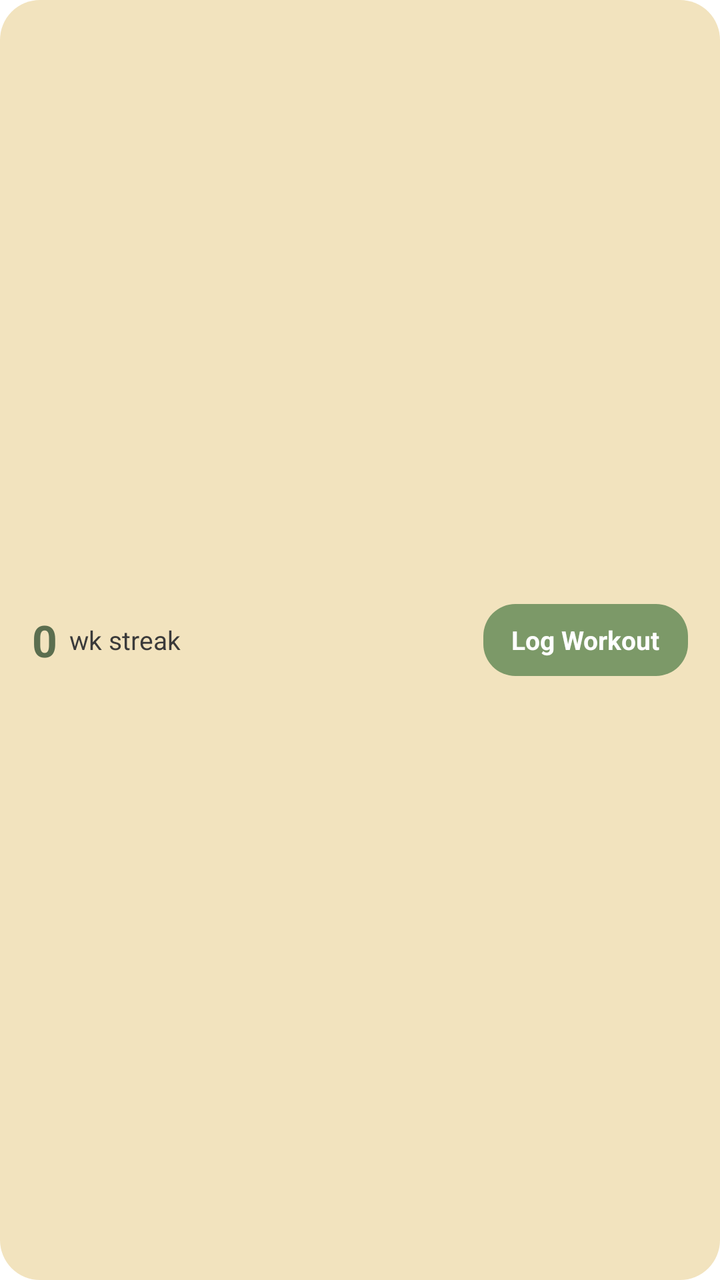
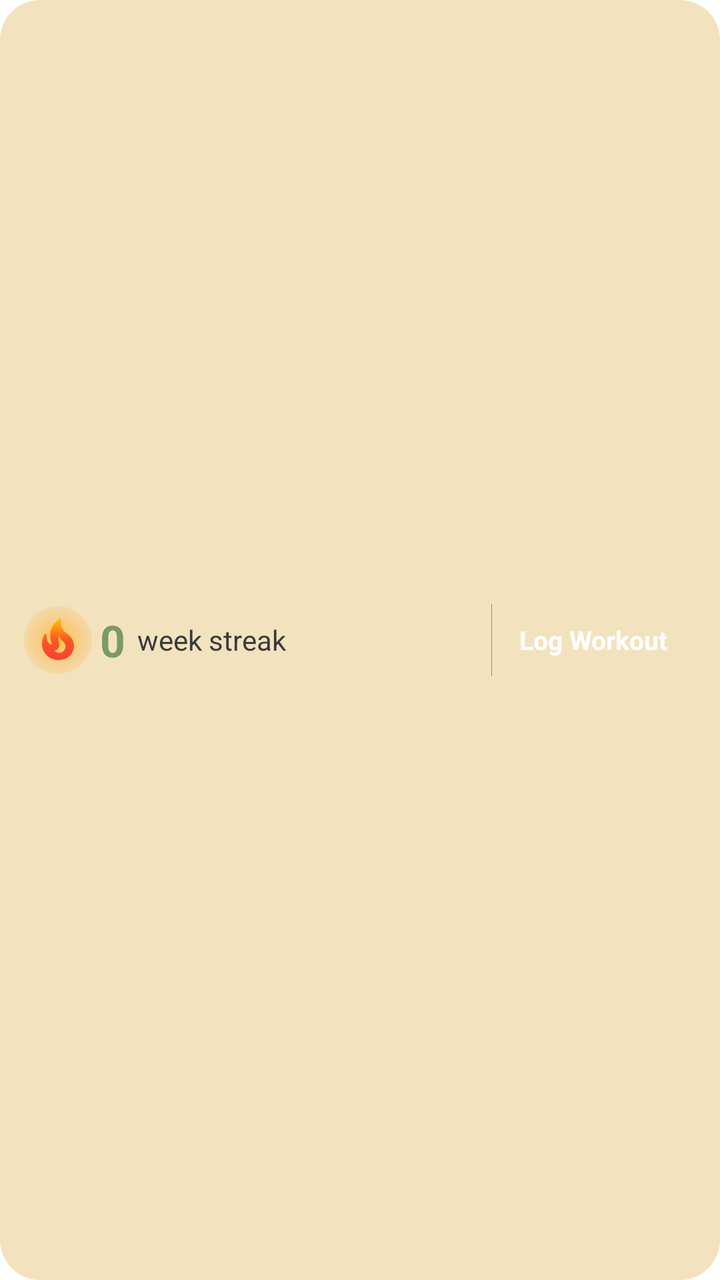

An Android layout rendered at two revisions. The XML below is the earlier revision; the diff shows what the commit changed to produce the second picture.
<!-- AndroidManifest.xml: fallback theme Theme.MaterialComponents.DayNight.NoActionBar -->
<!-- res/layout/widget_compact.xml -->
<?xml version="1.0" encoding="utf-8"?>
<LinearLayout xmlns:android="http://schemas.android.com/apk/res/android"
    android:layout_width="match_parent"
    android:layout_height="match_parent"
    android:background="@drawable/widget_background"
    android:orientation="horizontal"
    android:gravity="center_vertical"
    android:paddingStart="16dp"
    android:paddingEnd="16dp"
    android:paddingTop="8dp"
    android:paddingBottom="8dp">

    <LinearLayout
        android:layout_width="0dp"
        android:layout_height="wrap_content"
        android:layout_weight="1"
        android:orientation="horizontal"
        android:gravity="center_vertical">

        <TextView
            android:id="@+id/streak_text"
            android:layout_width="wrap_content"
            android:layout_height="wrap_content"
            android:text="0"
            android:textColor="@color/widget_app_bar"
            android:textSize="22sp"
            android:textStyle="bold" />

        <TextView
            android:layout_width="wrap_content"
            android:layout_height="wrap_content"
            android:layout_marginStart="6dp"
            android:text="wk streak"
            android:textColor="@color/widget_text_dark"
            android:textSize="13sp" />
    </LinearLayout>

    <LinearLayout
        android:id="@+id/log_button"
        android:layout_width="wrap_content"
        android:layout_height="36dp"
        android:background="@drawable/widget_button_bg"
        android:gravity="center"
        android:paddingStart="14dp"
        android:paddingEnd="14dp">

        <TextView
            android:layout_width="wrap_content"
            android:layout_height="wrap_content"
            android:text="Log Workout"
            android:textColor="@color/widget_text_on_hero"
            android:textSize="13sp"
            android:textStyle="bold" />
    </LinearLayout>
</LinearLayout>
<!-- resources referenced by this layout -->
<resources>
  <color name="widget_app_bar">#FF5B6E4F</color>
  <color name="widget_text_dark">#FF3A3A3A</color>
  <color name="widget_text_on_hero">#FFFFFFFF</color>
  <!-- drawable widget_background (drawable) -->
  <?xml version="1.0" encoding="utf-8"?>
  <shape xmlns:android="http://schemas.android.com/apk/res/android" android:shape="rectangle">
      <solid android:color="@color/widget_background" />
      <corners android:radius="20dp" />
  </shape>
  <!-- drawable widget_button_bg (drawable) -->
  <?xml version="1.0" encoding="utf-8"?>
  <shape xmlns:android="http://schemas.android.com/apk/res/android" android:shape="rectangle">
      <solid android:color="@color/widget_hero" />
      <corners android:radius="16dp" />
  </shape>
  <color name="widget_background">#FFF2E3BE</color>
  <color name="widget_hero">#FF7C9968</color>
</resources>

<!-- the commit's change to res/layout/widget_compact.xml (unified diff, before → after) -->
@@ -1,55 +1,91 @@
 <?xml version="1.0" encoding="utf-8"?>
-<LinearLayout xmlns:android="http://schemas.android.com/apk/res/android"
+<FrameLayout xmlns:android="http://schemas.android.com/apk/res/android"
+    android:id="@+id/widget_root"
     android:layout_width="match_parent"
-    android:layout_height="match_parent"
-    android:background="@drawable/widget_background"
-    android:orientation="horizontal"
-    android:gravity="center_vertical"
-    android:paddingStart="16dp"
-    android:paddingEnd="16dp"
-    android:paddingTop="8dp"
-    android:paddingBottom="8dp">
+    android:layout_height="match_parent">
+
+    <ImageView
+        android:id="@+id/bg_card"
+        android:layout_width="match_parent"
+        android:layout_height="match_parent"
+        android:scaleType="fitXY"
+        android:src="@drawable/widget_background"
+        android:tint="@color/widget_background" />
 
     <LinearLayout
-        android:layout_width="0dp"
-        android:layout_height="wrap_content"
-        android:layout_weight="1"
+        android:layout_width="match_parent"
+        android:layout_height="match_parent"
         android:orientation="horizontal"
-        android:gravity="center_vertical">
+        android:gravity="center_vertical"
+        android:paddingStart="12dp"
+        android:paddingEnd="12dp"
+        android:paddingTop="6dp"
+        android:paddingBottom="6dp">
+
+        <FrameLayout
+            android:layout_width="34dp"
+            android:layout_height="34dp">
+
+            <ImageView
+                android:id="@+id/fire_glow"
+                android:layout_width="match_parent"
+                android:layout_height="match_parent"
+                android:src="@drawable/widget_fire_glow" />
+
+            <ImageView
+                android:id="@+id/fire_icon"
+                android:layout_width="24dp"
+                android:layout_height="24dp"
+                android:layout_gravity="center"
+                android:src="@drawable/ic_widget_fire_active" />
+        </FrameLayout>
 
         <TextView
             android:id="@+id/streak_text"
             android:layout_width="wrap_content"
             android:layout_height="wrap_content"
+            android:layout_marginStart="4dp"
             android:text="0"
-            android:textColor="@color/widget_app_bar"
+            android:textColor="@color/widget_hero"
             android:textSize="22sp"
             android:textStyle="bold" />
 
         <TextView
+            android:id="@+id/streak_label"
+            android:layout_width="0dp"
+            android:layout_height="wrap_content"
+            android:layout_weight="1"
+            android:layout_marginStart="6dp"
+            android:maxLines="1"
+            android:ellipsize="end"
+            android:text="week streak"
+            android:textColor="@color/widget_text_dark"
+            android:textSize="14sp" />
+
+        <FrameLayout
+            android:id="@+id/log_button"
             android:layout_width="wrap_content"
-            android:layout_height="wrap_content"
-            android:layout_marginStart="6dp"
-            android:text="wk streak"
-            android:textColor="@color/widget_text_dark"
-            android:textSize="13sp" />
+            android:layout_height="36dp">
+
+            <ImageView
+                android:id="@+id/log_button_bg"
+                android:layout_width="match_parent"
+                android:layout_height="match_parent"
+                android:scaleType="fitXY"
+                android:src="@drawable/widget_button_bg"
+                android:tint="@color/widget_hero" />
+
+            <TextView
+                android:id="@+id/log_button_text"
+                android:layout_width="wrap_content"
+                android:layout_height="wrap_content"
+                android:layout_gravity="center"
+                android:paddingStart="14dp"
+                android:paddingEnd="14dp"
+                android:text="Log Workout"
+                android:textColor="@color/widget_text_on_hero"
+                android:textSize="13sp"
+                android:textStyle="bold" />
+        </FrameLayout>
     </LinearLayout>
-
-    <LinearLayout
-        android:id="@+id/log_button"
-        android:layout_width="wrap_content"
-        android:layout_height="36dp"
-        android:background="@drawable/widget_button_bg"
-        android:gravity="center"
-        android:paddingStart="14dp"
-        android:paddingEnd="14dp">
-
-        <TextView
-            android:layout_width="wrap_content"
-            android:layout_height="wrap_content"
-            android:text="Log Workout"
-            android:textColor="@color/widget_text_on_hero"
-            android:textSize="13sp"
-            android:textStyle="bold" />
-    </LinearLayout>
-</LinearLayout>
+</FrameLayout>
<!-- resource entries referenced after the edit -->
@@ -1,19 +1,51 @@
 <!-- resources referenced by this layout -->
 <resources>
-  <color name="widget_app_bar">#FF5B6E4F</color>
   <color name="widget_text_dark">#FF3A3A3A</color>
   <color name="widget_text_on_hero">#FFFFFFFF</color>
+  <!-- drawable ic_widget_fire_active (drawable) -->
+  <?xml version="1.0" encoding="utf-8"?>
+  <vector xmlns:android="http://schemas.android.com/apk/res/android"
+      xmlns:aapt="http://schemas.android.com/aapt"
+      android:width="24dp"
+      android:height="24dp"
+      android:viewportWidth="24"
+      android:viewportHeight="24">
+      <path android:pathData="M19.48,12.35c-1.57,-4.08 -7.16,-4.3 -5.81,-10.23c0.1,-0.44 -0.37,-0.78 -0.75,-0.55C9.29,3.71 6.68,8 8.87,13.62c0.18,0.46 -0.36,0.89 -0.75,0.59c-1.81,-1.37 -2,-3.34 -1.84,-4.75c0.06,-0.52 -0.62,-0.77 -0.91,-0.34C4.69,10.16 4,11.84 4,14.37c0.38,5.6 5.11,7.32 6.81,7.54c2.43,0.31 5.06,-0.14 6.95,-1.87C19.84,18.11 20.6,15.03 19.48,12.35zM10.2,17.38c1.44,-0.35 2.18,-1.39 2.38,-2.31c0.33,-1.43 -0.96,-2.83 -0.09,-5.09c0.33,1.87 3.27,3.04 3.27,5.08C15.84,17.59 13.1,19.76 10.2,17.38z">
+          <aapt:attr name="android:fillColor">
+              <gradient
+                  android:type="linear"
+                  android:startX="12"
+                  android:startY="22"
+                  android:endX="12"
+                  android:endY="1.5">
+                  <item android:offset="0" android:color="#FFF44336" />
+                  <item android:offset="0.5" android:color="#FFFF5722" />
+                  <item android:offset="1" android:color="#FFFFC107" />
+              </gradient>
+          </aapt:attr>
+      </path>
+  </vector>
   <!-- drawable widget_background (drawable) -->
   <?xml version="1.0" encoding="utf-8"?>
   <shape xmlns:android="http://schemas.android.com/apk/res/android" android:shape="rectangle">
-      <solid android:color="@color/widget_background" />
+      <solid android:color="#FFFFFFFF" />
       <corners android:radius="20dp" />
   </shape>
   <!-- drawable widget_button_bg (drawable) -->
   <?xml version="1.0" encoding="utf-8"?>
   <shape xmlns:android="http://schemas.android.com/apk/res/android" android:shape="rectangle">
-      <solid android:color="@color/widget_hero" />
-      <corners android:radius="16dp" />
+      <solid android:color="#FFFFFFFF" />
+      <corners android:radius="14dp" />
+  </shape>
+  <!-- drawable widget_fire_glow (drawable) -->
+  <?xml version="1.0" encoding="utf-8"?>
+  <shape xmlns:android="http://schemas.android.com/apk/res/android" android:shape="oval">
+      <gradient
+          android:type="radial"
+          android:gradientRadius="22dp"
+          android:centerColor="#55FFA726"
+          android:startColor="#AAFFB300"
+          android:endColor="#00FF6D00" />
   </shape>
   <color name="widget_background">#FFF2E3BE</color>
   <color name="widget_hero">#FF7C9968</color>
